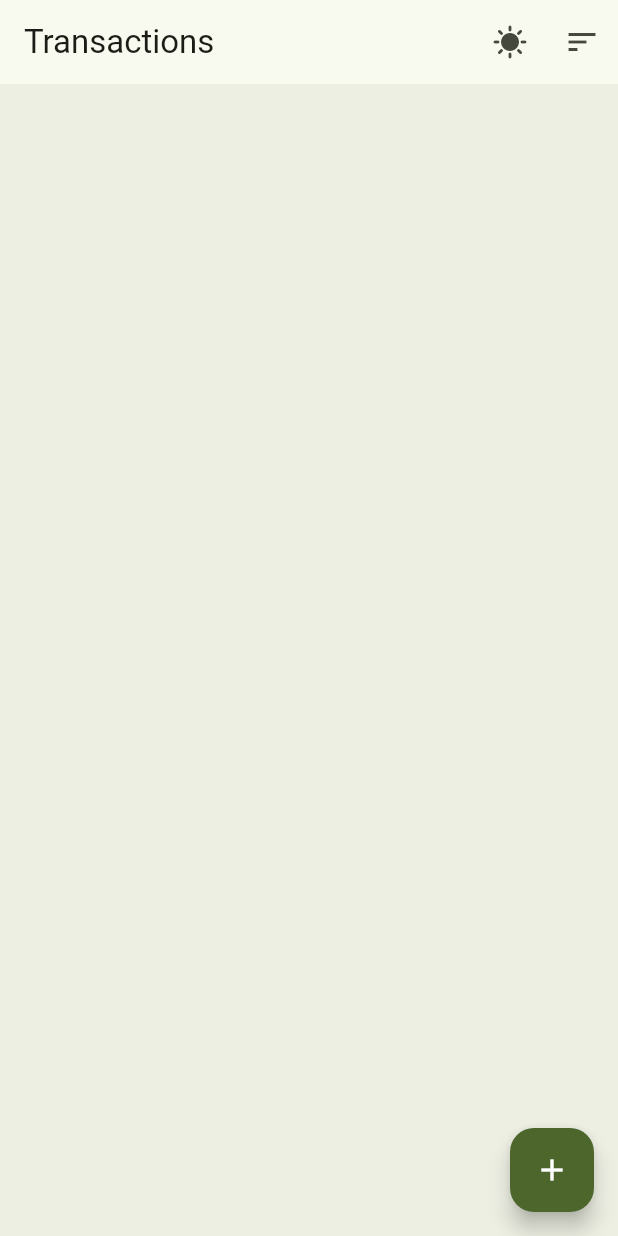
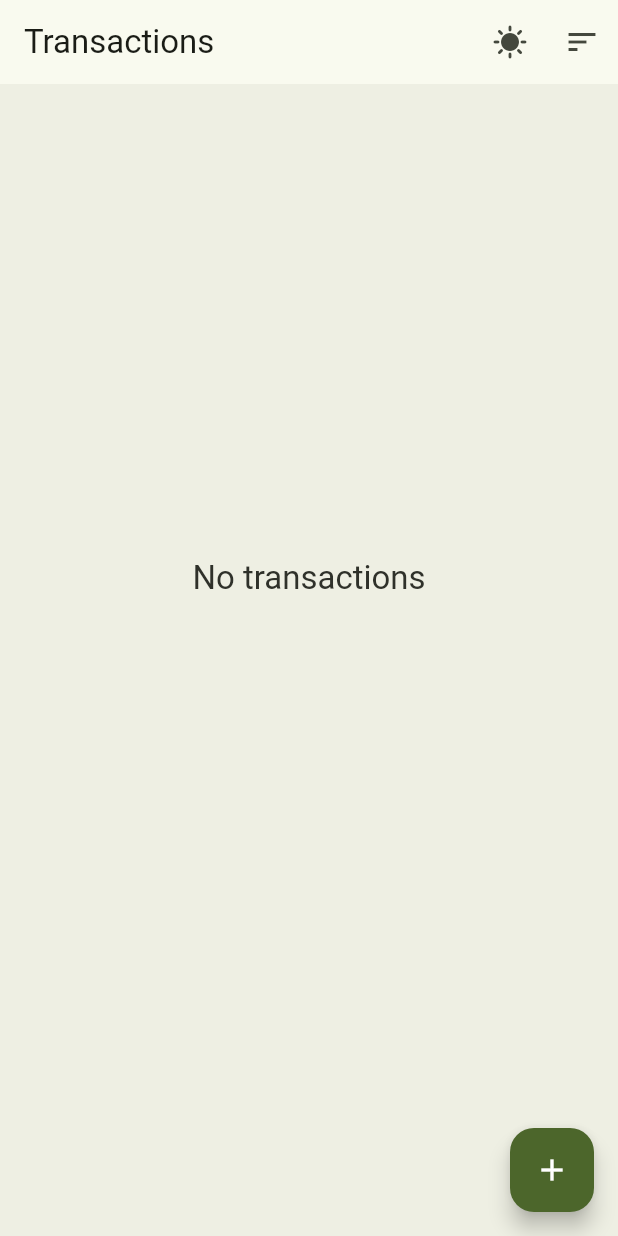
Before and after one commit to lmajano07/technical_test, a Flutter app: the screen it shows after launch, on a phone screen of 412 x 824 dp. Run offline on Flutter 3.47's test engine with Material 3 defaults, Android fonts, the phone set to English and light mode, and no system bars; our stand-ins replace dartz, flutter_dotenv, flutter_riverpod, sqflite; accounts and stored records are empty; statements that could not run were skipped.

Commit message:
fix: transaction type on create

```diff
--- a/lib/features/shared/helpers/transaction_type.dart
+++ b/lib/features/shared/helpers/transaction_type.dart
@@ -5,9 +5,9 @@ enum TransactionType {
   @override
   String toString() {
     switch (this) {
-      case == expense:
+      case expense:
         return 'expense';
-      case == income:
+      case income:
         return 'income';
       default:
         return 'expense';
--- a/lib/features/shared/presentation/widgets/date_picker.dart
+++ b/lib/features/shared/presentation/widgets/date_picker.dart
@@ -59,6 +59,9 @@ class _DatePickerState extends State<DatePicker> {
           hintText: 'Select a date',
           border: const OutlineInputBorder(),
           disabledBorder: const OutlineInputBorder(),
+          errorBorder: OutlineInputBorder(
+            borderSide: BorderSide(color: Theme.of(context).colorScheme.error),
+          ),
         ),
       ),
     );
--- a/lib/features/transactions/infrastructure/mappers/transaction_mapper.dart
+++ b/lib/features/transactions/infrastructure/mappers/transaction_mapper.dart
@@ -9,6 +9,8 @@ class TransactionMapper {
     double amount = 0.0;
     final isInt = map['amount'].runtimeType == int;
     amount = (isInt) ? map['amount'].toDouble() : amount = map['amount'];
+
+    print(map['type']);
 
     return Transaction(
       id: map['id'],
--- a/lib/features/transactions/presentation/pages/home_page.dart
+++ b/lib/features/transactions/presentation/pages/home_page.dart
@@ -97,14 +97,11 @@ class _HomePageState extends ConsumerState<HomePage> {
           padding: const EdgeInsets.symmetric(horizontal: horizontalPadding),
           child: Column(
             children: [
-              (ref.watch(transactionsProvider).isLoading)
-                  ? const Expanded(
-                      child: Center(
-                        child: CircularProgressIndicator(),
-                      ),
-                    )
-                  : Expanded(
-                      child: ListView.builder(
+              Expanded(
+                child: (ref.watch(transactionsProvider).isLoading)
+                    ? const _Loader()
+                    : (transactions.isNotEmpty)
+                        ? ListView.builder(
                             padding: const EdgeInsets.only(top: 32),
                             shrinkWrap: true,
                             itemCount: transactions.length,
@@ -115,7 +112,8 @@ class _HomePageState extends ConsumerState<HomePage> {
                                 onTap: (trs) {},
                               );
                             },
-                      ),
+                          )
+                        : const _EmptyList(),
               ),
             ],
           ),
@@ -139,3 +137,37 @@ class _HomePageState extends ConsumerState<HomePage> {
     );
   }
 }
+
+class _Loader extends StatelessWidget {
+  const _Loader();
+
+  @override
+  Widget build(BuildContext context) {
+    return const Center(
+      child: CircularProgressIndicator(),
+    );
+  }
+}
+
+class _EmptyList extends StatelessWidget {
+  const _EmptyList();
+
+  @override
+  Widget build(BuildContext context) {
+    return ListView(
+      children: [
+        SizedBox(
+          height: MediaQuery.of(context).size.height * 0.8,
+          child: Center(
+            child: Text(
+              'No transactions',
+              style: Theme.of(context).textTheme.titleLarge!.copyWith(
+                    color: Theme.of(context).colorScheme.inverseSurface,
+                  ),
+            ),
+          ),
+        ),
+      ],
+    );
+  }
+}
```
Also changed, not shown: lib/features/transactions/presentation/pages/create_transaction_page.dart (+4 -4 lines). Lines whose indentation alone changed are shown as unchanged.
